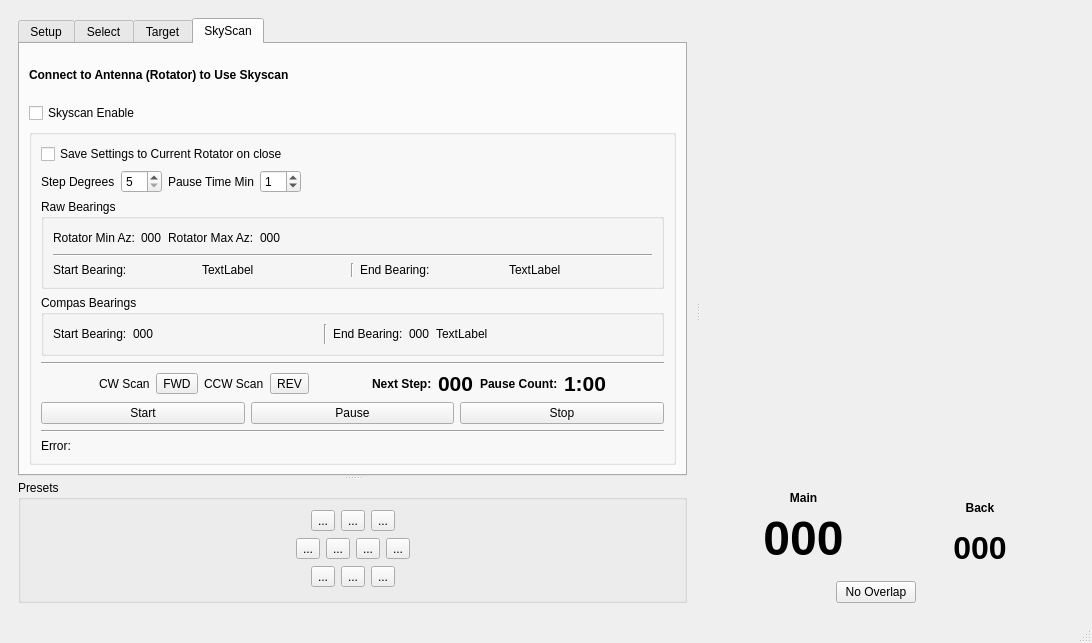
Before: the Qt Designer form mqt/MqtRotator/rotatormainwindow.ui in Rsclub22/Minos2-Mirror, drawn with Qt 5.
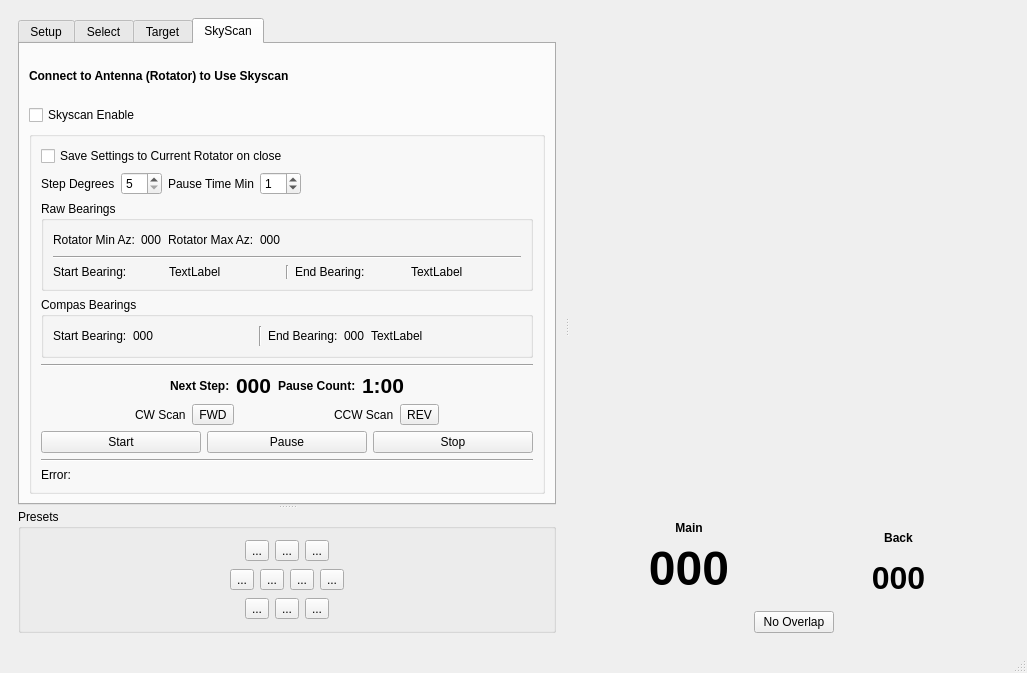
After: the same form once the commit is applied. Custom widgets are drawn as their Qt base class.

Patch:
```diff
--- a/mqt/MqtRotator/rotatormainwindow.ui
+++ b/mqt/MqtRotator/rotatormainwindow.ui
@@ -9,8 +9,8 @@
    <rect>
     <x>0</x>
     <y>0</y>
-    <width>1092</width>
-    <height>643</height>
+    <width>1027</width>
+    <height>673</height>
    </rect>
   </property>
   <property name="windowTitle">
@@ -711,47 +711,6 @@
                     </item>
                     <item>
                      <layout class="QHBoxLayout" name="horizontalLayout_10">
-                      <item>
-                       <spacer name="horizontalSpacer_17">
-                        <property name="orientation">
-                         <enum>Qt::Horizontal</enum>
-                        </property>
-                        <property name="sizeHint" stdset="0">
-                         <size>
-                          <width>40</width>
-                          <height>20</height>
-                         </size>
-                        </property>
-                       </spacer>
-                      </item>
-                      <item>
-                       <widget class="QLabel" name="label_3">
-                        <property name="text">
-                         <string>CW Scan</string>
-                        </property>
-                       </widget>
-                      </item>
-                      <item>
-                       <widget class="QToolButton" name="skyScanCwIndicator">
-                        <property name="text">
-                         <string>FWD</string>
-                        </property>
-                       </widget>
-                      </item>
-                      <item>
-                       <widget class="QLabel" name="label_4">
-                        <property name="text">
-                         <string>CCW Scan</string>
-                        </property>
-                       </widget>
-                      </item>
-                      <item>
-                       <widget class="QToolButton" name="skyScanCcwIndicator">
-                        <property name="text">
-                         <string>REV</string>
-                        </property>
-                       </widget>
-                      </item>
                       <item>
                        <spacer name="horizontalSpacer_16">
                         <property name="orientation">
@@ -830,6 +789,77 @@
                       </item>
                      </layout>
                     </item>
+                    <item>
+                     <layout class="QHBoxLayout" name="horizontalLayout_14">
+                      <item>
+                       <spacer name="horizontalSpacer_17">
+                        <property name="orientation">
+                         <enum>Qt::Horizontal</enum>
+                        </property>
+                        <property name="sizeHint" stdset="0">
+                         <size>
+                          <width>40</width>
+                          <height>20</height>
+                         </size>
+                        </property>
+                       </spacer>
+                      </item>
+                      <item>
+                       <widget class="QLabel" name="label_3">
+                        <property name="text">
+                         <string>CW Scan</string>
+                        </property>
+                       </widget>
+                      </item>
+                      <item>
+                       <widget class="QToolButton" name="skyScanCwIndicator">
+                        <property name="text">
+                         <string>FWD</string>
+                        </property>
+                       </widget>
+                      </item>
+                      <item>
+                       <spacer name="horizontalSpacer_22">
+                        <property name="orientation">
+                         <enum>Qt::Horizontal</enum>
+                        </property>
+                        <property name="sizeHint" stdset="0">
+                         <size>
+                          <width>40</width>
+                          <height>20</height>
+                         </size>
+                        </property>
+                       </spacer>
+                      </item>
+                      <item>
+                       <widget class="QLabel" name="label_4">
+                        <property name="text">
+                         <string>CCW Scan</string>
+                        </property>
+                       </widget>
+                      </item>
+                      <item>
+                       <widget class="QToolButton" name="skyScanCcwIndicator">
+                        <property name="text">
+                         <string>REV</string>
+                        </property>
+                       </widget>
+                      </item>
+                      <item>
+                       <spacer name="horizontalSpacer_21">
+                        <property name="orientation">
+                         <enum>Qt::Horizontal</enum>
+                        </property>
+                        <property name="sizeHint" stdset="0">
+                         <size>
+                          <width>40</width>
+                          <height>20</height>
+                         </size>
+                        </property>
+                       </spacer>
+                      </item>
+                     </layout>
+                    </item>
                     <item>
                      <layout class="QHBoxLayout" name="horizontalLayout_17">
                       <item>
```
